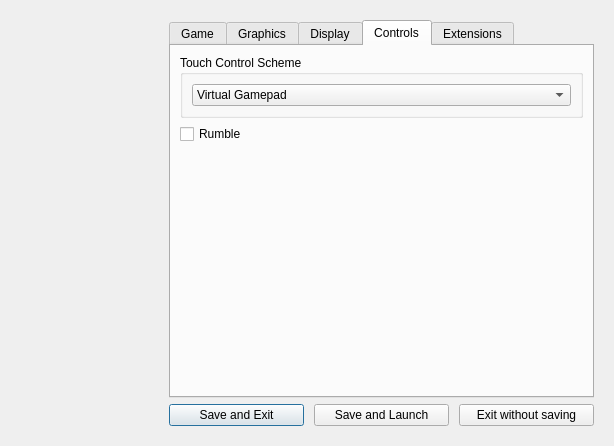
isledecomp/isle-portable, file CONFIG/qt/res/maindialog.ui: the form before one commit.
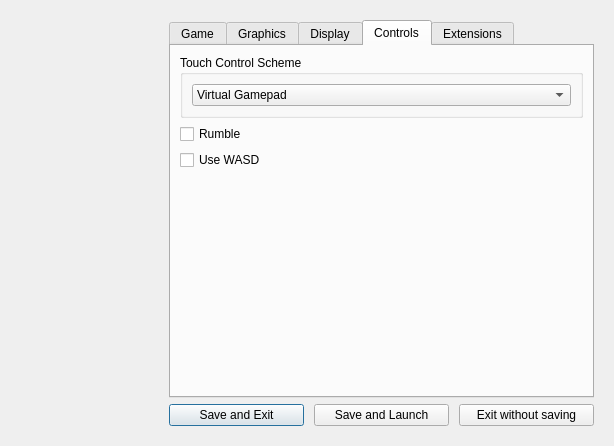
The form after the commit. The open tabs and pages were chosen to show the change. Icons and pictures are not drawn.

Commit message:
implement WASD control option (#740)
* implement WASD control option

* remove unnecessary getter function

Patch:
```diff
--- a/CONFIG/qt/res/maindialog.ui
+++ b/CONFIG/qt/res/maindialog.ui
@@ -1006,7 +1006,23 @@
            </widget>
           </item>
           <item>
-           <spacer name="verticalSpacer_2">
+           <widget class="QCheckBox" name="wasdCheckBox">
+            <property name="enabled">
+             <bool>true</bool>
+            </property>
+            <property name="toolTip">
+              <string>Use the WASD keys for navigation.</string>
+            </property>
+            <property name="text">
+             <string>Use WASD</string>
+            </property>
+            <property name="checkable">
+             <bool>true</bool>
+            </property>
+           </widget>
+          </item>
+          <item> 
+            <spacer name="verticalSpacer_2">
             <property name="orientation">
              <enum>Qt::Orientation::Vertical</enum>
             </property>
```
Left out of the diff: 1 changed line with no effect on the pictures. The commit also changes 8 other files.
